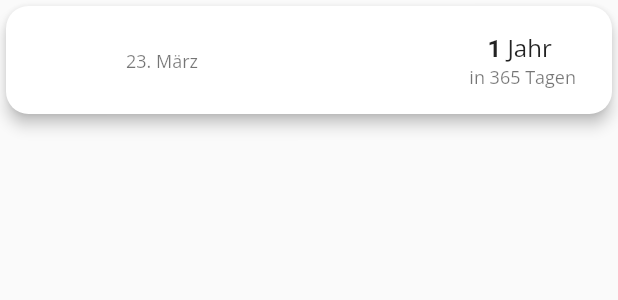
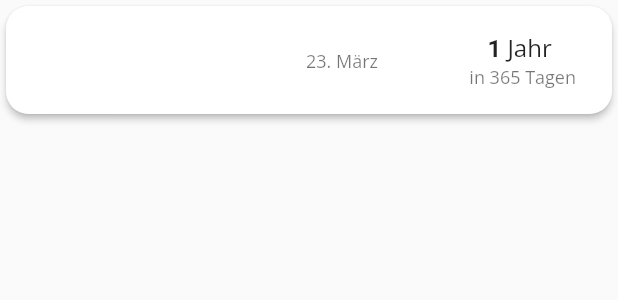
Before and after one commit to coodoo-io/geburtstags-app, a Flutter app: the BirthdayCard widget shown alone on an empty page, opened directly with empty values, on a phone screen of 412 x 824 dp. Shown: the top 300 px of the screen. Run offline on Flutter 3.47's test engine with Material 2 defaults, Android fonts, the phone set to English and light mode, and no system bars; our stand-ins replace google_fonts; missing offline and left inert: ms_undraw.

Commit message:
Feature: Theming

```diff
--- a/lib/screens/dashboard/widgets/birthday_card.dart
+++ b/lib/screens/dashboard/widgets/birthday_card.dart
@@ -14,8 +14,10 @@ class BirthdayCard extends StatelessWidget {
   Widget build(BuildContext context) {
     final theme = Theme.of(context);
     final daysUntilBirthday = DateTimeUtil().remainingDaysUntilBirthday(birthday.date);
-    final nextAge = DateTimeUtil().getNextAge(birthday.date);
+    final nextAge = isToday ? DateTimeUtil().getAge(birthday.date) : DateTimeUtil().getNextAge(birthday.date);
     return Card(
+      elevation: 2,
+      shape: RoundedRectangleBorder(borderRadius: BorderRadius.circular(15)),
       child: Padding(
         padding: const EdgeInsets.all(8.0),
         child: ListTile(
@@ -24,7 +26,7 @@ class BirthdayCard extends StatelessWidget {
             MaterialPageRoute(builder: (context) => BirthdayDetailScreen(birthday: birthday)),
           ),
           leading: Container(
-            constraints: const BoxConstraints(maxWidth: 150),
+            constraints: const BoxConstraints(minWidth: 160, maxWidth: 160),
             child: Text(
               birthday.name,
               overflow: TextOverflow.ellipsis,
@@ -62,8 +64,6 @@ class BirthdayCard extends StatelessWidget {
           ),
         ),
       ),
-      elevation: 4,
-      shape: RoundedRectangleBorder(borderRadius: BorderRadius.circular(15)),
     );
   }
 }
```
Also changed, not shown: lib/screens/birthday/birthdays.screen.dart (+16 -4 lines).
